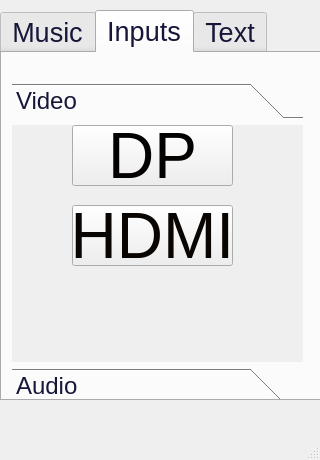
Qt form form.ui (jkeller52/pigui) before a commit.
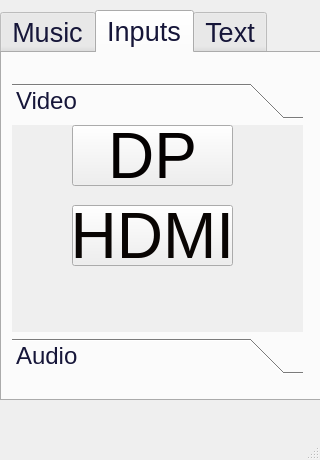
The same form after that commit. The open tabs and pages were chosen to show the change. Icons and pictures are not drawn.

```diff
--- a/form.ui
+++ b/form.ui
@@ -272,7 +272,7 @@
         <x>10</x>
         <y>30</y>
         <width>291</width>
-        <height>321</height>
+        <height>291</height>
        </rect>
       </property>
       <property name="font">
@@ -289,7 +289,7 @@
          <x>0</x>
          <y>0</y>
          <width>291</width>
-         <height>241</height>
+         <height>211</height>
         </rect>
        </property>
        <attribute name="label">
```
Left out of the diff: 4 changed lines with no effect on the pictures.
